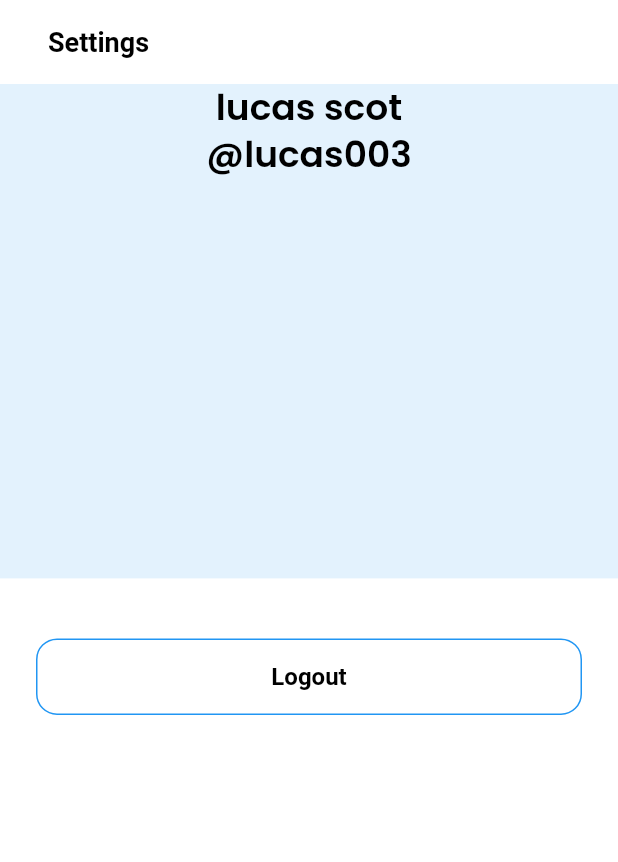
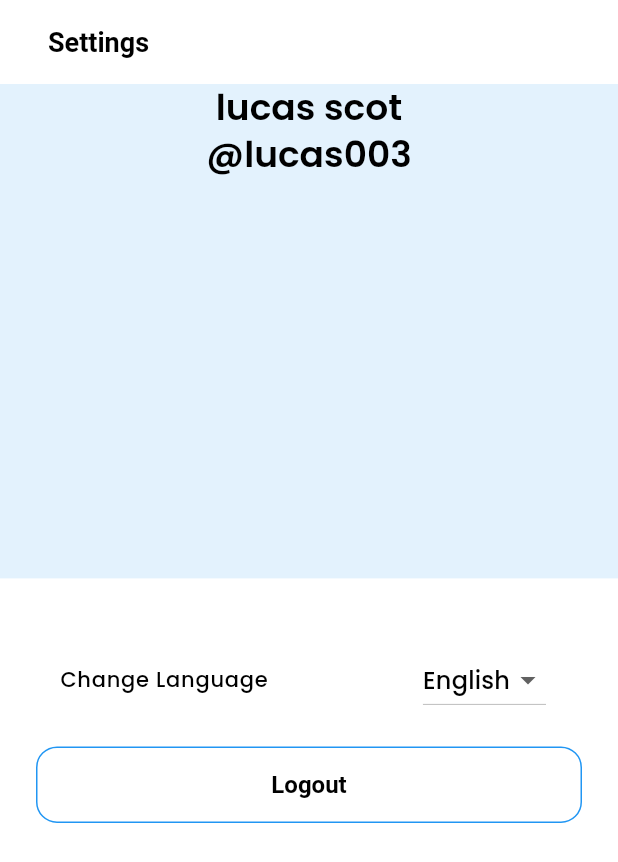
Before and after one commit to sifyacine/Encrypted_social_media_app, a Flutter app: the SettingsScreen screen opened directly, on a phone screen of 412 x 824 dp. Shown: the top 862 px of the screen. Run offline on Flutter 3.47's test engine with Material 3 defaults, Android fonts, the phone set to English and light mode, and no system bars; our stand-ins replace get, get_storage, iconsax, logger; accounts and stored records are empty.

Commit message:
arabic language
configuration of arabic language

```diff
--- a/lib/features/authentication/screens/signup/widgets/terms_and_conditions.dart
+++ b/lib/features/authentication/screens/signup/widgets/terms_and_conditions.dart
@@ -3,7 +3,6 @@ import 'package:flutter/material.dart';
 import '../../../../../generated/l10n.dart';
 import '../../../../../utils/constants/colors.dart';
 import '../../../../../utils/constants/sizes.dart';
-import '../../../../../utils/constants/text_strings.dart';
 import '../../../../../utils/helpers/helper_functions.dart';
 
 class TermsAndConditions extends StatelessWidget {
--- a/lib/features/personalization/screens/profile/screens/messages/widgets/messages.dart
+++ b/lib/features/personalization/screens/profile/screens/messages/widgets/messages.dart
@@ -1,6 +1,5 @@
 import 'package:flutter/material.dart';
 
-import '../../../../../../../common/widgets/custom_shapes/containers/rounded_container.dart';
 import '../../../../../../../utils/constants/colors.dart';
 import '../../../../../../../utils/helpers/helper_functions.dart';
 
--- a/lib/features/personalization/screens/settings/settings_page.dart
+++ b/lib/features/personalization/screens/settings/settings_page.dart
@@ -1,24 +1,34 @@
-
 import 'package:encrypted_social_media_app/features/personalization/screens/settings/widgets/settings_header.dart';
 import 'package:flutter/material.dart';
 import 'package:get/get.dart';
 
 import '../../../../common/widgets/appbar/appbar.dart';
-
 import '../../../../utils/constants/sizes.dart';
 import '../../../authentication/controllers/local/local_controller.dart';
 
+class SettingsScreen extends StatefulWidget {
+  const SettingsScreen({super.key});
 
-class SettingsScreen extends StatelessWidget {
-  const SettingsScreen({super.key});
+  @override
+  _SettingsScreenState createState() => _SettingsScreenState();
+}
+
+class _SettingsScreenState extends State<SettingsScreen> {
+  final LocaleController localeController = Get.find();
 
   void _showLogoutDialog(BuildContext context) {
     showDialog(
       context: context,
       builder: (BuildContext context) {
         return AlertDialog(
-          title: Text('Log out', style: Theme.of(context).textTheme.headlineLarge,),
-          content: Text('Are you sure you want to logout? You need to sign in again to use this app.', style: Theme.of(context).textTheme.bodySmall,),
+          title: Text(
+            'Log out',
+            style: Theme.of(context).textTheme.headlineLarge,
+          ),
+          content: Text(
+            'Are you sure you want to logout? You need to sign in again to use this app.',
+            style: Theme.of(context).textTheme.bodySmall,
+          ),
           actions: <Widget>[
             OutlinedButton(
               onPressed: () {
@@ -39,60 +49,57 @@ class SettingsScreen extends StatelessWidget {
     );
   }
 
-
   @override
   Widget build(BuildContext context) {
-    final LocaleController localeController = Get.find();
     final screenHeight = MediaQuery.of(context).size.height;
 
     return Scaffold(
-      appBar: TAppBar(
+      appBar: const TAppBar(
         title: Text("Settings"),
       ),
       body: SingleChildScrollView(
         child: Column(
           children: [
             /// header
-            SettingsHeader(),
+            const SettingsHeader(),
 
             /// list of settings menu (body)
             Padding(
               padding: const EdgeInsets.all(TSizes.defaultSpace),
               child: Column(
                 children: [
-                  /// account settings
-                  const SizedBox(height: TSizes.spaceBtwItems,),
-
-
-                  /*Obx(() {
-                    return TSettingsMenuTile(
-                      icon: Icons.language,
-                      title: 'Language',
-                      subtitle: 'Select your preferred language',
-                      trailing: DropdownButton<String>(
-                        value: localeController.locale.value.languageCode, // Selected language
-                        items: [
-                          const DropdownMenuItem(value: 'en', child: Text('English')),
-                          const DropdownMenuItem(value: 'fr', child: Text('Français')),
-                          const DropdownMenuItem(value: 'ar', child: Text('العربية')),
-                        ],
-                        onChanged: (value) {
-                          if (value != null) {
-                            localeController.changeLocale(value); // Update locale
+                  /// Language selection dropdown
+                  const SizedBox(height: TSizes.spaceBtwItems),
+                  ListTile(
+                    title: Text('Change Language', style: Theme.of(context).textTheme.bodyLarge),
+                    trailing: Obx(
+                          () => DropdownButton<String>(
+                        value: localeController.locale.value.languageCode,
+                        onChanged: (String? newLang) {
+                          if (newLang != null) {
+                            localeController.changeLocale(newLang);
                           }
                         },
+                        items: <DropdownMenuItem<String>>[
+                          DropdownMenuItem(
+                            value: 'en',
+                            child: Text('English'),
+                          ),
+                          DropdownMenuItem(
+                            value: 'ar',
+                            child: Text('Arabic'),
+                          ),
+                        ],
                       ),
-                      onTab: () {},
-                    );
-                  }),
+                    ),
+                  ),
 
-                   */
-
-                  /// logout button
+                  /// Logout button
+                  const SizedBox(height: TSizes.spaceBtwItems),
                   SizedBox(
                     width: double.infinity,
                     child: OutlinedButton(
-                      onPressed: (){
+                      onPressed: () {
                         _showLogoutDialog(context);
                       },
                       child: const Text('Logout'),
--- a/pubspec.yaml
+++ b/pubspec.yaml
@@ -69,3 +69,5 @@ flutter:
           weight: 600
         - asset: assets/fonts/Poppins-Bold.ttf
           weight: 800
+flutter_intl:
+  enabled: true
```
Also changed, not shown: lib/features/personalization/screens/profile/screens/edit_profile/edit_profile.dart (+10 -9 lines), lib/features/personalization/screens/profile/screens/edit_profile/widgets/current_situation.dart (+13 -12 lines), lib/features/personalization/screens/profile/screens/edit_profile/widgets/edit_profile_header.dart (+5 -3 lines), lib/features/personalization/screens/profile/screens/edit_profile/widgets/other_additions.dart (+10 -9 lines), lib/features/personalization/screens/profile/screens/friends/friends_page.dart (+6 -4 lines), lib/features/personalization/screens/profile/screens/friends/widgets/friends_header.dart (+4 -3 lines), lib/features/personalization/screens/profile/screens/profile_page.dart (+11 -5 lines), lib/l10n/intl_ar.arb (+53 -48 lines), lib/l10n/intl_en.arb (+22 -28 lines), lib/generated/intl/messages_all.dart, lib/generated/intl/messages_ar.dart (added), lib/generated/intl/messages_en.dart, lib/generated/l10n.dart.
